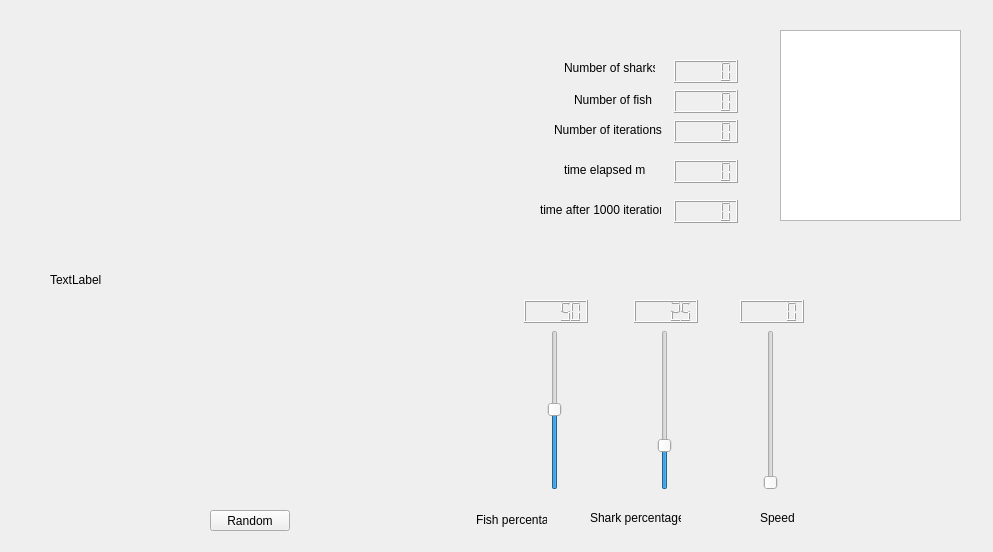
Old version of the form cellular-automatia-OO-master/OPENCVTEST-master/mainwindow.ui in the repository saulgold/cellular-automatia-OO-master.
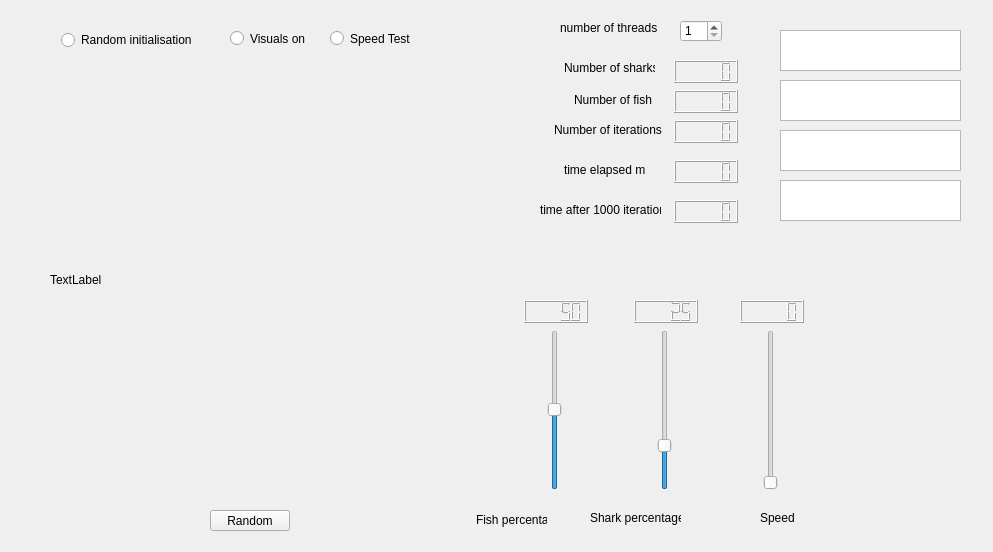
New version of the form.

```diff
--- a/cellular-automatia-OO-master/OPENCVTEST-master/mainwindow.ui
+++ b/cellular-automatia-OO-master/OPENCVTEST-master/mainwindow.ui
@@ -305,10 +305,117 @@
       <x>780</x>
       <y>30</y>
       <width>181</width>
-      <height>191</height>
+      <height>41</height>
      </rect>
     </property>
    </widget>
+   <widget class="QTextBrowser" name="textBrowser_2">
+    <property name="geometry">
+     <rect>
+      <x>780</x>
+      <y>80</y>
+      <width>181</width>
+      <height>41</height>
+     </rect>
+    </property>
+   </widget>
+   <widget class="QTextBrowser" name="textBrowser_3">
+    <property name="geometry">
+     <rect>
+      <x>780</x>
+      <y>130</y>
+      <width>181</width>
+      <height>41</height>
+     </rect>
+    </property>
+   </widget>
+   <widget class="QTextBrowser" name="textBrowser_4">
+    <property name="geometry">
+     <rect>
+      <x>780</x>
+      <y>180</y>
+      <width>181</width>
+      <height>41</height>
+     </rect>
+    </property>
+   </widget>
+   <widget class="QLabel" name="label_10">
+    <property name="geometry">
+     <rect>
+      <x>560</x>
+      <y>20</y>
+      <width>101</width>
+      <height>16</height>
+     </rect>
+    </property>
+    <property name="text">
+     <string>number of threads</string>
+    </property>
+   </widget>
+   <widget class="QSpinBox" name="spinBox">
+    <property name="geometry">
+     <rect>
+      <x>680</x>
+      <y>20</y>
+      <width>42</width>
+      <height>22</height>
+     </rect>
+    </property>
+    <property name="minimum">
+     <number>1</number>
+    </property>
+    <property name="maximum">
+     <number>4</number>
+    </property>
+   </widget>
+   <widget class="QRadioButton" name="radioButton">
+    <property name="geometry">
+     <rect>
+      <x>230</x>
+      <y>30</y>
+      <width>82</width>
+      <height>17</height>
+     </rect>
+    </property>
+    <property name="text">
+     <string>Visuals on</string>
+    </property>
+    <property name="autoExclusive">
+     <bool>false</bool>
+    </property>
+   </widget>
+   <widget class="QRadioButton" name="radioButton_2">
+    <property name="geometry">
+     <rect>
+      <x>330</x>
+      <y>30</y>
+      <width>82</width>
+      <height>17</height>
+     </rect>
+    </property>
+    <property name="text">
+     <string>Speed Test</string>
+    </property>
+    <property name="autoExclusive">
+     <bool>false</bool>
+    </property>
+   </widget>
+   <widget class="QRadioButton" name="radioButton_3">
+    <property name="geometry">
+     <rect>
+      <x>61</x>
+      <y>30</y>
+      <width>131</width>
+      <height>20</height>
+     </rect>
+    </property>
+    <property name="text">
+     <string>Random initialisation</string>
+    </property>
+    <property name="autoExclusive">
+     <bool>false</bool>
+    </property>
+   </widget>
   </widget>
  </widget>
  <layoutdefault spacing="6" margin="11"/>
```
